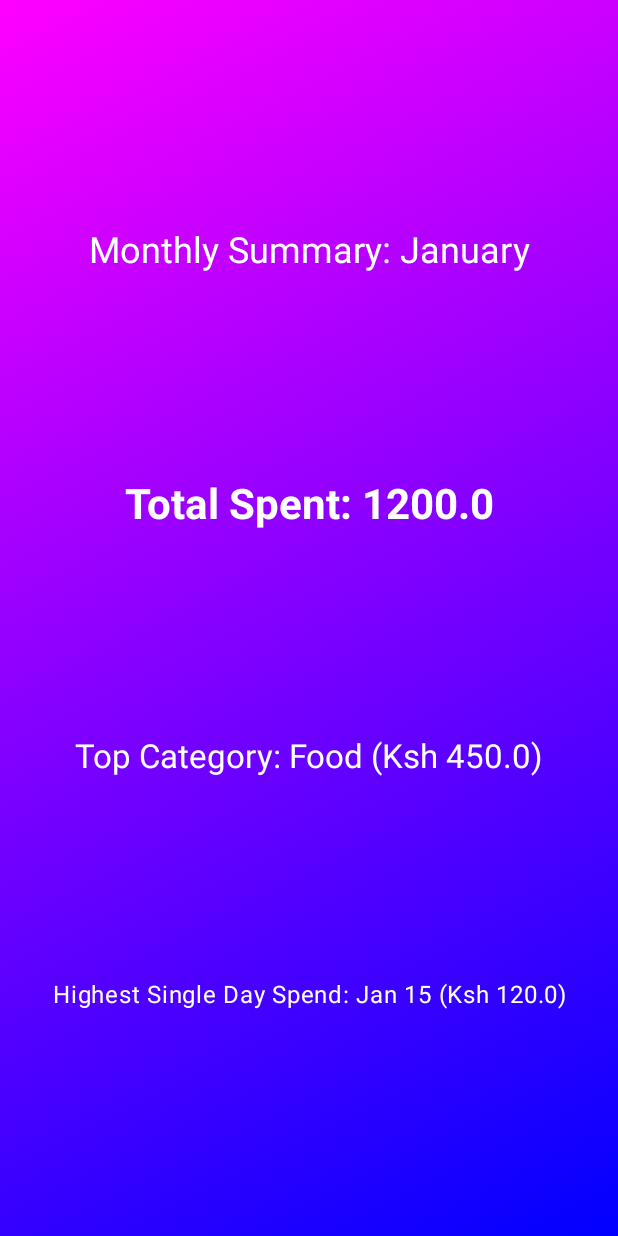
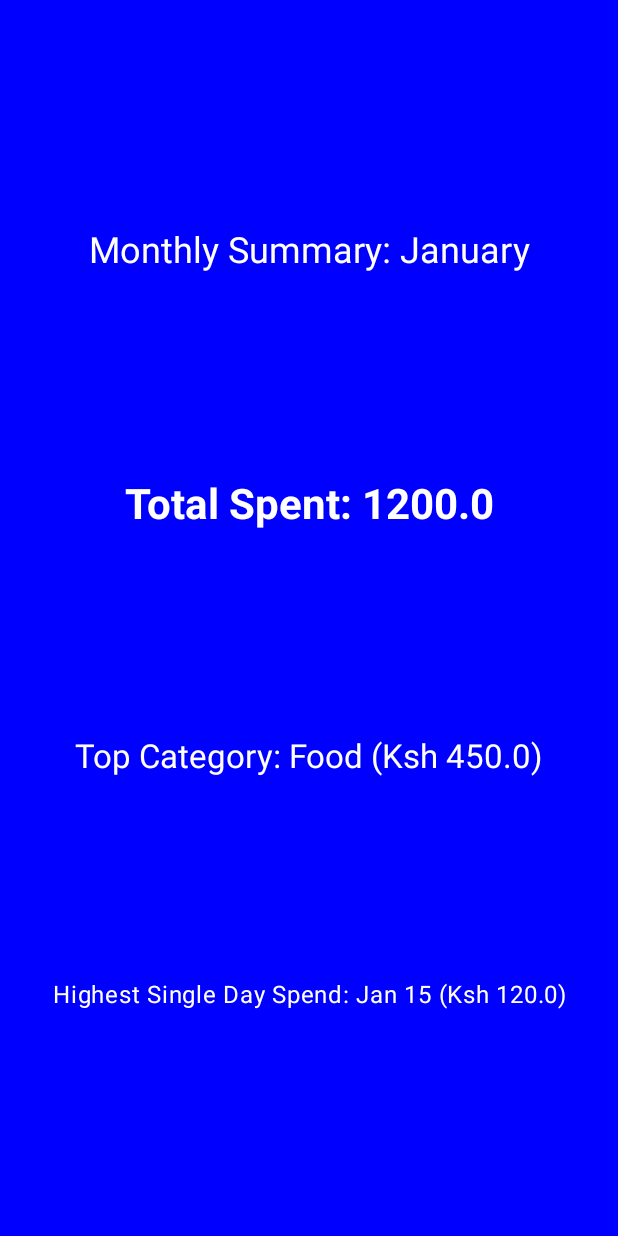
Before and after one commit to SamNgigi/GeldWrappedDemo, an Android app built with Jetpack Compose: the composable MonthlySlide called with sample values from the repository, on a phone screen of 412 x 824 dp. Run offline under Robolectric (Android 15) with nearby library versions, the phone set to English and light mode, and no system bars.

Commit message:
[feat]: Experiments with infinite color transitions for wrapped animation

```diff
--- a/app/src/main/java/com/hai/geldwrappeddemo/ui/pages/MonthlySlide.kt
+++ b/app/src/main/java/com/hai/geldwrappeddemo/ui/pages/MonthlySlide.kt
@@ -1,15 +1,24 @@
 package com.hai.geldwrappeddemo.ui.pages
 
+import androidx.compose.animation.core.LinearEasing
+import androidx.compose.animation.core.RepeatMode
+import androidx.compose.animation.core.animateFloat
+import androidx.compose.animation.core.infiniteRepeatable
+import androidx.compose.animation.core.rememberInfiniteTransition
+import androidx.compose.animation.core.tween
 import androidx.compose.foundation.background
 import androidx.compose.foundation.layout.Arrangement
+import androidx.compose.foundation.layout.Box
 import androidx.compose.foundation.layout.Column
 import androidx.compose.foundation.layout.fillMaxSize
 import androidx.compose.foundation.layout.padding
 import androidx.compose.material3.MaterialTheme
 import androidx.compose.material3.Text
 import androidx.compose.runtime.Composable
+import androidx.compose.runtime.getValue
 import androidx.compose.ui.Alignment
 import androidx.compose.ui.Modifier
+import androidx.compose.ui.geometry.Offset
 import androidx.compose.ui.graphics.Brush
 import androidx.compose.ui.graphics.Color
 import androidx.compose.ui.text.font.FontWeight
@@ -19,14 +28,30 @@ import com.hai.geldwrappeddemo.data.MonthlyExpenseSummary
 
 @Composable
 fun MonthlySlide(summary: MonthlyExpenseSummary){
+    val infiniteTransition = rememberInfiniteTransition(label = "")
+    val animProgress by infiniteTransition.animateFloat(
+        initialValue = 0f,
+        targetValue = 1f,
+        animationSpec = infiniteRepeatable(
+            animation = tween(1000, easing = LinearEasing),
+            repeatMode = RepeatMode.Reverse
+        ), label = ""
+    )
+    val backgroundBrush = Brush.linearGradient(
+        colors = listOf(Color.Magenta, Color.Blue),
+        start = Offset(x = 0f, y=0f),
+        end = Offset(x=animProgress * 000f, y=0f)
+    )
+    Box(
+        modifier = Modifier
+            .fillMaxSize()
+            .background(backgroundBrush)
+            .padding()
+    ){
+
         Column(
             modifier = Modifier
                 .fillMaxSize()
-            .background(
-                brush = Brush.linearGradient(
-                    listOf(Color.Magenta, Color.Blue)
-                )
-            )
                 .padding(16.dp),
             horizontalAlignment = Alignment.CenterHorizontally,
             verticalArrangement = Arrangement.SpaceEvenly
@@ -57,3 +82,4 @@ fun MonthlySlide(summary: MonthlyExpenseSummary){
             )
         }
     }
+}
```
Also changed, not shown: app/src/main/java/com/hai/geldwrappeddemo/MainActivity.kt (+72 -4 lines), app/src/main/java/com/hai/geldwrappeddemo/ui/pages/PagerScreens.kt (+10 -2 lines). Lines whose indentation alone changed are shown as unchanged.
